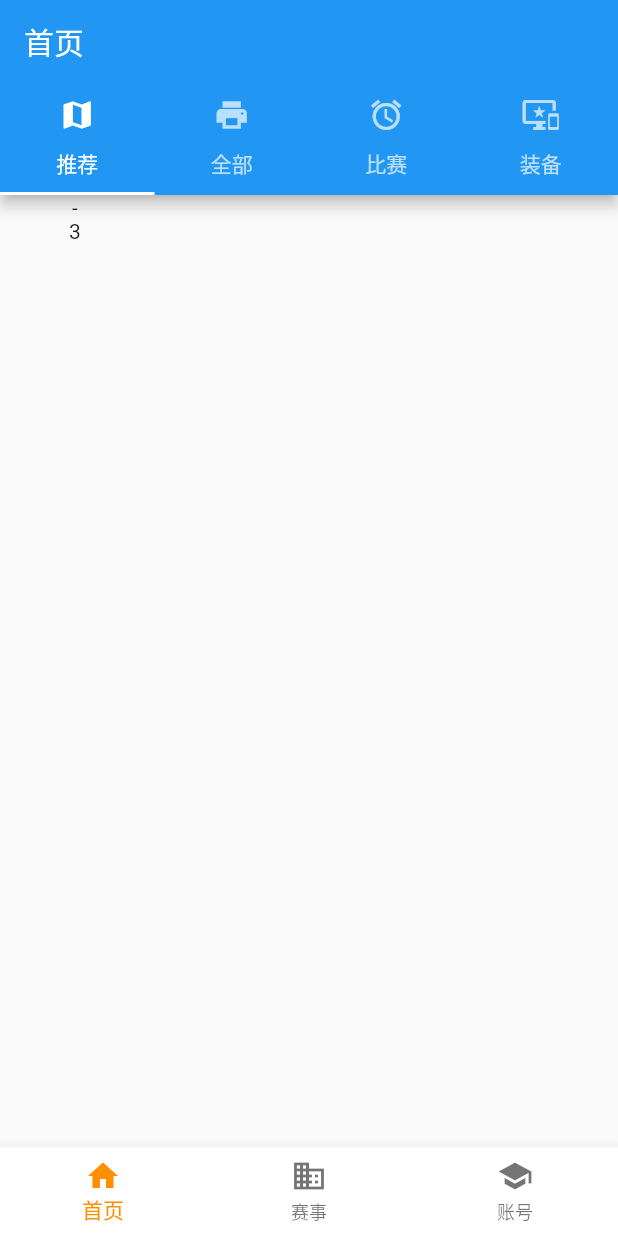
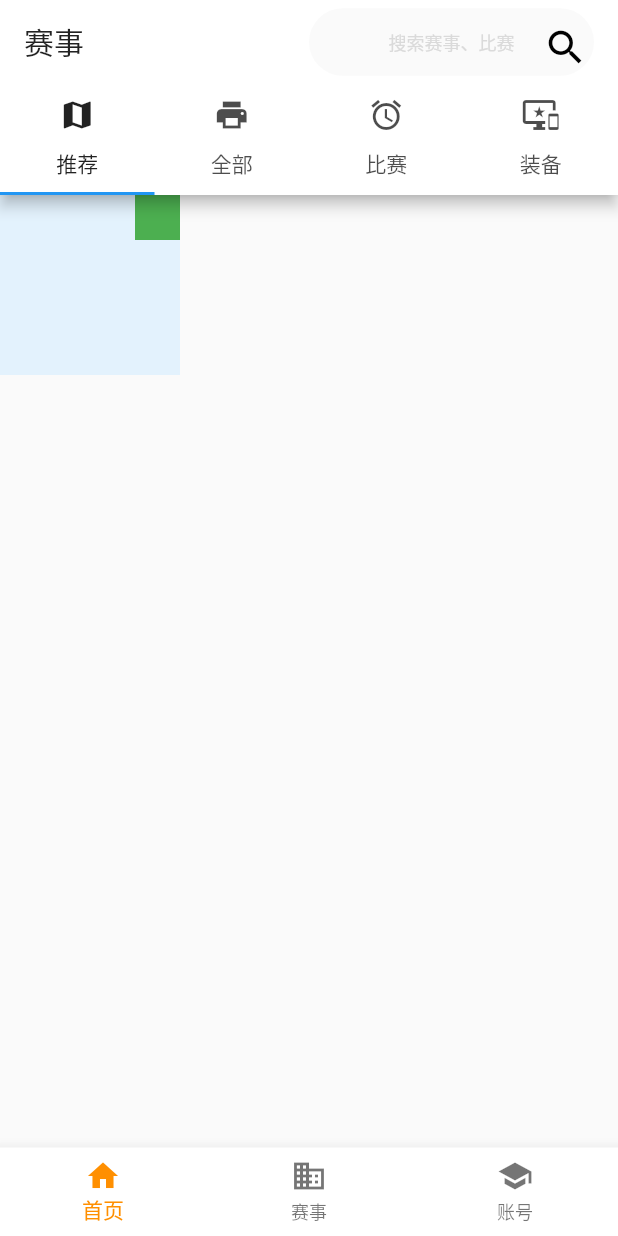
Before and after one commit to DeeperLying/Blogs, a Flutter app: the screen it shows after launch, on a phone screen of 412 x 824 dp. Run offline on Flutter 3.47's test engine with Material 2 defaults, Android fonts, the phone set to English and light mode, and no system bars.

Commit message:
首页头部组件

```diff
--- a/lib/home/recommend/index.dart
+++ b/lib/home/recommend/index.dart
@@ -5,16 +5,19 @@ class HomeRecommend extends StatelessWidget {
   Widget build(BuildContext context) {
     // TODO: implement build
     return new Scaffold(
-      body: new Column(
-        children: <Widget>[
-          new Text('-'),
-          new Text('3'),
-          new Container(
-            width: 100,
-            color: Colors.blue
-          )
-        ],
-      ),
+      body: new Container(
+        color: Colors.blue[50],
+        child: Align(
+          widthFactor: 4,
+          heightFactor: 4,
+          alignment: Alignment(1, -1),
+          child: new Container(
+            width: 30,
+            height: 30,
+            color: Colors.green
+          ),
+        ),
+      )
     );
   }
 }
--- a/lib/index/homePage.dart
+++ b/lib/index/homePage.dart
@@ -30,14 +30,71 @@ class TabBarDemoState extends State<HomePage> with SingleTickerProviderStateMixi
     _tabController = new TabController(vsync: this, length: 4);
   }
 
+  Widget barSearch() {
+    return new Container(
+      child: new Row(
+        children: <Widget>[
+          new Expanded(
+              flex:1,
+              child: new Text('赛事')
+          ),
+          new Expanded(
+              flex: 1,
+              child: new Container(
+                  /*child: new Text(
+                      '搜索赛事、比赛',
+                      style: TextStyle(
+                        fontSize: 12,
+                        color: const Color(0xFFDADADA),
+                      )
+                  ),*/
+                  child: new Stack(
+                    children: <Widget>[
+                      new Positioned(
+                        right: 10,
+                        bottom: 10,
+                          child: Container(
+                            width: 24,
+                            height: 24,
+                            child:new Icon(
+                              Icons.search,
+                              color: Colors.black,
+                              size: 30,
+                            )
+                          )
+                      ),
+                      new Center(
+                          child:new Text(
+                              '搜索赛事、比赛',
+                              style: TextStyle(
+                                fontSize: 12,
+                                color: const Color(0xFFDADADA),
+                              )
+                          )
+                      )
+                    ],
+                  ),
+                decoration: new BoxDecoration(
+                  borderRadius: const BorderRadius.all(const Radius.circular(50.0)),
+                  color: const Color(0xFFFAFAFA),
+                ),
+                height: 45,
+              ),
+          )
+        ],
+      ),
+      height: 45,
+    );
+  }
+
   @override
   Widget build(BuildContext context) {
     return new Scaffold(
       appBar: new AppBar(
-        title: new Text('首页'),
+        title: barSearch(),
         bottom: new TabBar(
+          controller: _tabController,
           tabs: tabs,
-          controller: _tabController,
         ),
       ),
       body: new TabBarView(
--- a/lib/index/index.dart
+++ b/lib/index/index.dart
@@ -19,7 +19,11 @@ class _BottomNavigationWidgetState extends State<CreateStatefuleWidget> {
   int _selectedIndex = 0;
   static const TextStyle optionStyle =
   TextStyle(fontSize: 30, fontWeight: FontWeight.bold);
-  final List<Widget> _childrenPage = [HomePage(), MatchPage(), UserPage()];
+  final List<Widget> _childrenPage = [
+    HomePage(),
+    MatchPage(),
+    UserPage()
+  ];
   void _onItemTapped(int index) {
     setState(() {
       _selectedIndex = index;
--- a/lib/main.dart
+++ b/lib/main.dart
@@ -31,6 +31,9 @@ class MyApp extends StatelessWidget {
       return new MaterialApp(
         title: 'Startup Name Generator',
         routes: _routes,
+        theme: new ThemeData(
+          primaryColor: Colors.white,
+        ),
         onGenerateRoute: _routeGenerator,
         // home: new Myapp(),
       );
```
